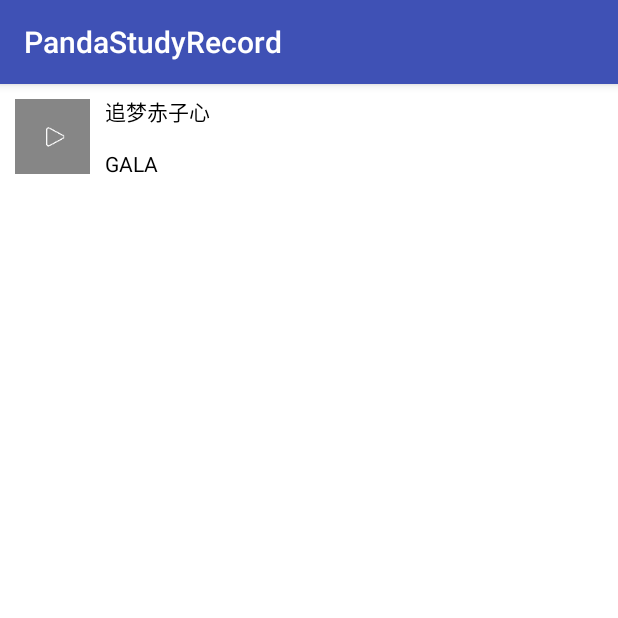
After one commit to jsonlp/LpanStudyRecord, an Android app: the fragment AudioFocusTestFragment shown on its own in the app's theme, on a phone screen of 412 x 824 dp, the top half of it. The commit adds this screen. Run offline under Robolectric (Android 15) with nearby library versions, the phone set to English and light mode, and no system bars.

Commit message:
demo2 audiofocus update

```diff
--- /dev/null
+++ b/app/src/main/java/com/lpan/study/audio/AudioFocusCallback.java
@@ -0,0 +1,17 @@
+package com.lpan.study.audio;
+
+/**
+ * Created by lpan on 2016/12/16.
+ */
+
+public interface AudioFocusCallback {
+
+    void onGainFocus();
+
+    void onLostFocus();
+
+    void onLostFocusTransient();
+
+    void onLostFocusTransientCanDuck();
+
+}
--- a/app/src/main/java/com/lpan/study/fragment/HomeHolderFragment.java
+++ b/app/src/main/java/com/lpan/study/fragment/HomeHolderFragment.java
@@ -37,9 +37,15 @@ public class HomeHolderFragment extends BaseFragment implements OnRowAdapterClic
         super.initData();
         mList = new ArrayList<>();
         mList.add("Loading动画");
+        mList.add("AudioFocus");
+
+
+
+
 
         mToActivityList = new ArrayList<>();
         mToActivityList.add(new LoadingAnimationFragment());
+        mToActivityList.add(new AudioFocusTestFragment());
 
         getAdapter().addItems(mList);
         mListView.setAdapter(getAdapter());
--- /dev/null
+++ b/app/src/main/res/layout/fragment_audiofocus_test.xml
@@ -0,0 +1,50 @@
+<?xml version="1.0" encoding="utf-8"?>
+<LinearLayout xmlns:android="http://schemas.android.com/apk/res/android"
+              android:layout_width="match_parent"
+              android:layout_height="match_parent"
+              android:background="@color/white"
+              android:orientation="vertical">
+
+    <LinearLayout
+        android:layout_width="match_parent"
+        android:layout_height="70dp"
+        android:orientation="horizontal"
+        android:paddingLeft="10dp">
+
+        <ImageView
+            android:id="@id/play_button"
+            android:layout_width="50dp"
+            android:layout_height="50dp"
+            android:src="@mipmap/music_pause_icon"
+            android:background="@color/colorPlayerProgressBg"
+            android:scaleType="centerInside"
+            android:layout_gravity="center_vertical"/>
+
+        <LinearLayout
+            android:layout_width="match_parent"
+            android:layout_height="match_parent"
+            android:paddingLeft="10dp"
+            android:orientation="vertical">
+
+            <TextView
+                android:id="@id/song_name"
+                android:layout_width="match_parent"
+                android:layout_height="wrap_content"
+                android:layout_weight="1"
+                android:gravity="center_vertical"
+                android:text="追梦赤子心"
+                android:textColor="@color/black"/>
+
+            <TextView
+                android:id="@id/singer_name"
+                android:layout_width="match_parent"
+                android:layout_height="wrap_content"
+                android:layout_weight="1"
+                android:gravity="center_vertical"
+                android:text="GALA"
+                android:textColor="@color/black"/>
+        </LinearLayout>
+
+    </LinearLayout>
+
+</LinearLayout>
--- a/app/src/main/res/values/colors.xml
+++ b/app/src/main/res/values/colors.xml
@@ -7,7 +7,7 @@
     <color name="red">#da372a</color>
     <color name="gray">#a19992</color>
     <color name="blue">#47c4fe</color>
-    <color name="widget_black">#000000</color>
+    <color name="black">#000000</color>
     <color name="white">#ffffff</color>
     <color name="transparent">#00000000</color>
     <color name="green">#6fca3b</color>
--- a/app/src/main/res/values/ids.xml
+++ b/app/src/main/res/values/ids.xml
@@ -6,5 +6,8 @@
     <item name="image" type="id">image</item>
     <item name="index" type="id">index</item>
     <item name="title" type="id">title</item>
+    <item name="play_button" type="id">play_button</item>
+    <item name="song_name" type="id">song_name</item>
+    <item name="singer_name" type="id">singer_name</item>
 
 </resources>
--- a/app/src/main/res/values/strings.xml
+++ b/app/src/main/res/values/strings.xml
@@ -1,3 +1,3 @@
 <resources>
-    <string name="app_name">LpanStudyRecord</string>
+    <string name="app_name">PandaStudyRecord</string>
 </resources>
```
Also changed, not shown: app/src/main/java/com/lpan/study/audio/AudioFocusHelper.java (added, +71 -0 lines), app/src/main/java/com/lpan/study/fragment/AudioFocusTestFragment.java (added, +224 -0 lines), app/src/main/java/com/lpan/study/fragment/LoadingAnimationFragment.java (+15 -9 lines), app/src/main/res/layout/item_home_holder_list.xml (+5 -3 lines), app/src/main/res/mipmap-hdpi/smile.png (deleted), app/src/main/res/mipmap-xxxhdpi/music_pause_icon.png (added), app/src/main/res/mipmap-xxxhdpi/music_play_icon.png (added), 1 other file.
